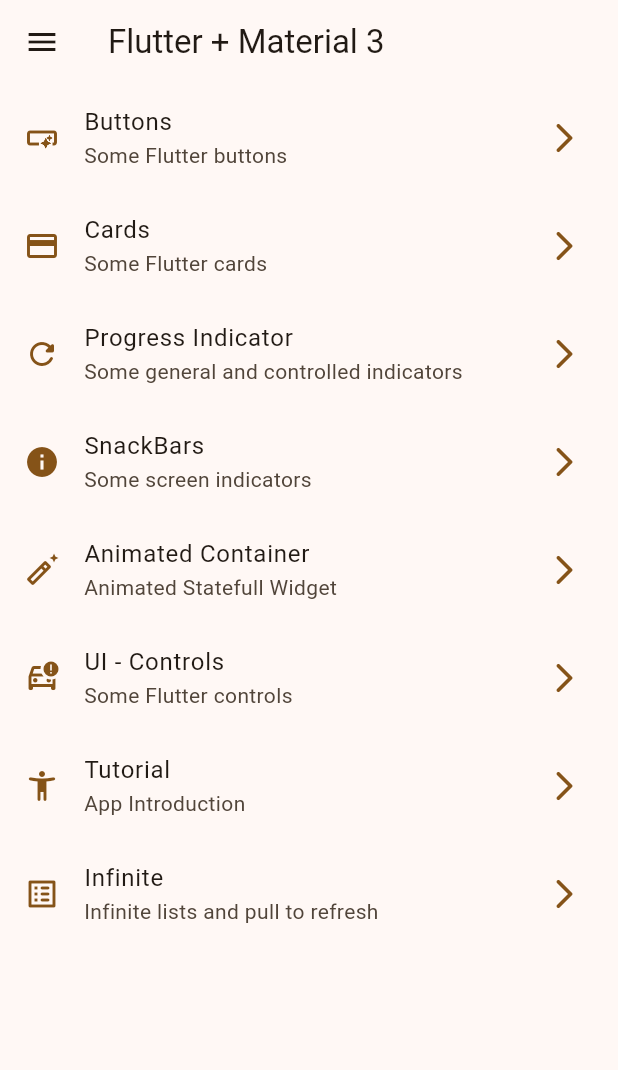
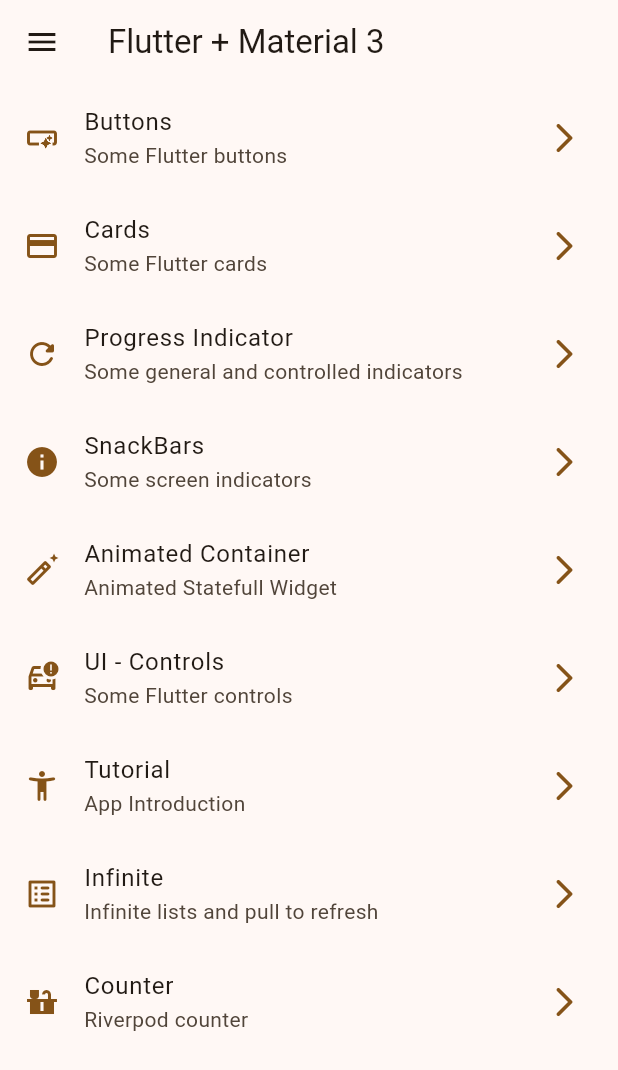
Before and after one commit to Rafapeerez/Dart-Flutter, a Flutter app: the screen it shows after launch, on a phone screen of 412 x 824 dp. Shown: the top 1070 px of the screen. Run offline on Flutter 3.47's test engine with Material 2 defaults, Android fonts, the phone set to English and light mode, and no system bars; our stand-ins replace animate_do, flutter_riverpod, go_router, video_player.

Commit message:
Adding riverpod

```diff
--- a/07-WidgetsApp/widgets_app/lib/config/menu/menu_items.dart
+++ b/07-WidgetsApp/widgets_app/lib/config/menu/menu_items.dart
@@ -70,4 +70,11 @@
     link: '/infinite_screen',
     icon: Icons.list_alt_rounded
   ),
+
+  MenuItems(
+    title: 'Counter',
+    subtitle: 'Riverpod counter',
+    link: '/counter',
+    icon: Icons.countertops
+  ),
 ];
--- a/07-WidgetsApp/widgets_app/lib/config/router/app_router.dart
+++ b/07-WidgetsApp/widgets_app/lib/config/router/app_router.dart
@@ -1,4 +1,5 @@
 import 'package:go_router/go_router.dart';
+import 'package:widgets_app/presentation/screen/counter/counter_screen.dart';
 import 'package:widgets_app/presentation/screen/screens.dart';
 
 // GoRouter configuration
@@ -58,5 +59,11 @@
       path: '/infinite_screen',
       builder: (context, state) => const InfiniteScrollScreen(),
     ),
+
+    GoRoute(
+      name: CounterScreen.name,
+      path: '/counter',
+      builder: (context, state) => const CounterScreen(),
+    ),
   ],
 );
--- /dev/null
+++ b/07-WidgetsApp/widgets_app/lib/presentation/Providers/counter_priovider.dart
@@ -0,0 +1,3 @@
+import 'package:flutter_riverpod/flutter_riverpod.dart';
+
+final counterProvider = StateProvider((ref) => 5); //Init value
--- a/07-WidgetsApp/widgets_app/lib/presentation/screen/app_tutorial/app_tutorial_screen.dart
+++ b/07-WidgetsApp/widgets_app/lib/presentation/screen/app_tutorial/app_tutorial_screen.dart
@@ -52,7 +52,6 @@
           endReached = true;
         });
       }
-      print('${pageViewController.page}');
     });
   }
 
--- a/07-WidgetsApp/widgets_app/lib/presentation/screen/screens.dart
+++ b/07-WidgetsApp/widgets_app/lib/presentation/screen/screens.dart
@@ -1,3 +1,4 @@
+export 'package:widgets_app/presentation/screen/counter/counter_screen.dart';
 export 'package:widgets_app/presentation/screen/animated/animated_screen.dart';
 export 'package:widgets_app/presentation/screen/app_tutorial/app_tutorial_screen.dart';
 export 'package:widgets_app/presentation/screen/infinite_scroll/infinite_scroll_screen.dart';
--- a/07-WidgetsApp/widgets_app/pubspec.yaml
+++ b/07-WidgetsApp/widgets_app/pubspec.yaml
@@ -10,6 +10,7 @@
   animate_do: ^3.0.2
   flutter:
     sdk: flutter
+  flutter_riverpod: ^2.3.6
   go_router: ^10.0.0
 
 dev_dependencies:
```
Also changed, not shown: 07-WidgetsApp/widgets_app/lib/main.dart (+6 -1 lines), 07-WidgetsApp/widgets_app/lib/presentation/screen/counter/counter_screen.dart (added, +33 -0 lines), 07-WidgetsApp/widgets_app/pubspec.lock.
